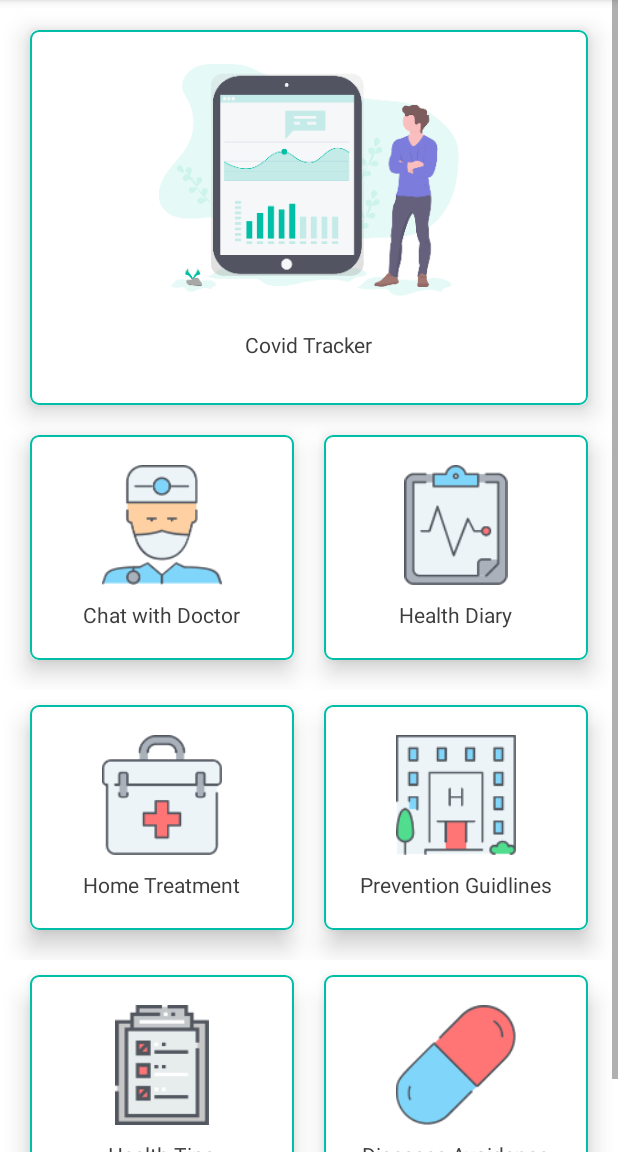
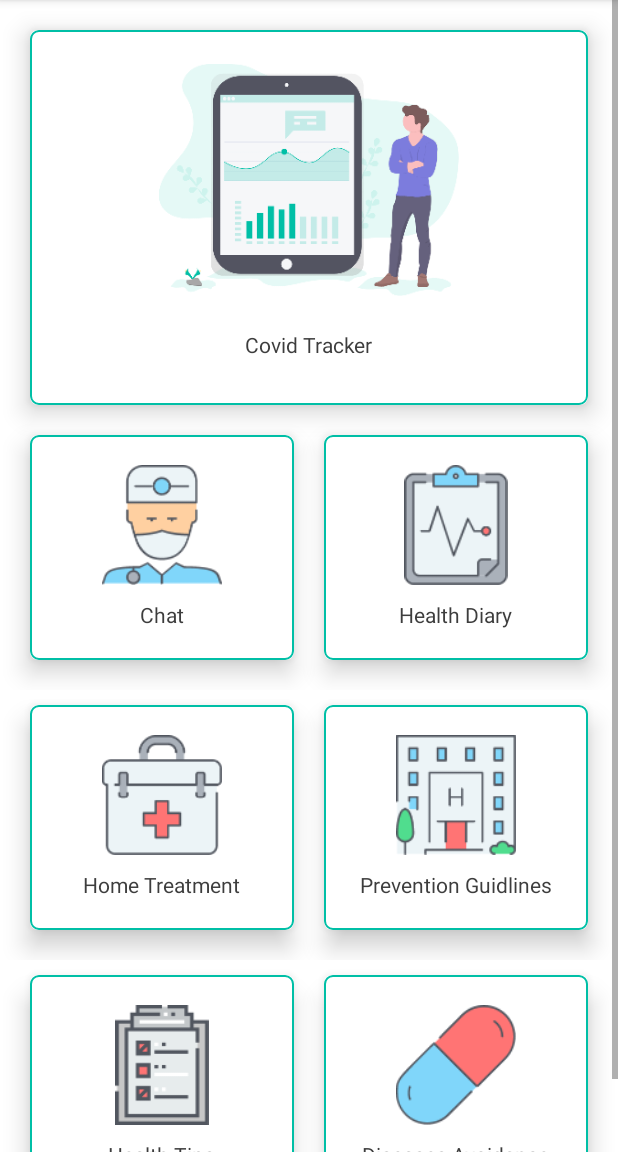
Before and after one commit to MArslan88/My-Doctor-App, an Android app: the MainActivity screen opened directly, with no data from a screen before it, on a phone screen of 412 x 824 dp, the part 84-1236 px from its top. Run offline under Robolectric (Android 15) with nearby library versions, the phone set to English and light mode, and no system bars; our stand-ins replace Firebase (no records; nobody signed in at launch, a user with empty details on screens opened directly).

Commit message:
Chat with Dr to Chat

```diff
--- a/app/src/main/res/layout/activity_main.xml
+++ b/app/src/main/res/layout/activity_main.xml
@@ -86,7 +86,7 @@
                                 android:layout_width="wrap_content"
                                 android:layout_height="wrap_content"
                                 android:layout_marginTop="10dp"
-                                android:text="Chat with Doctor"
+                                android:text="Chat"
                                 android:textColor="@color/text_color" />
                         </LinearLayout>
                     </FrameLayout>
```
